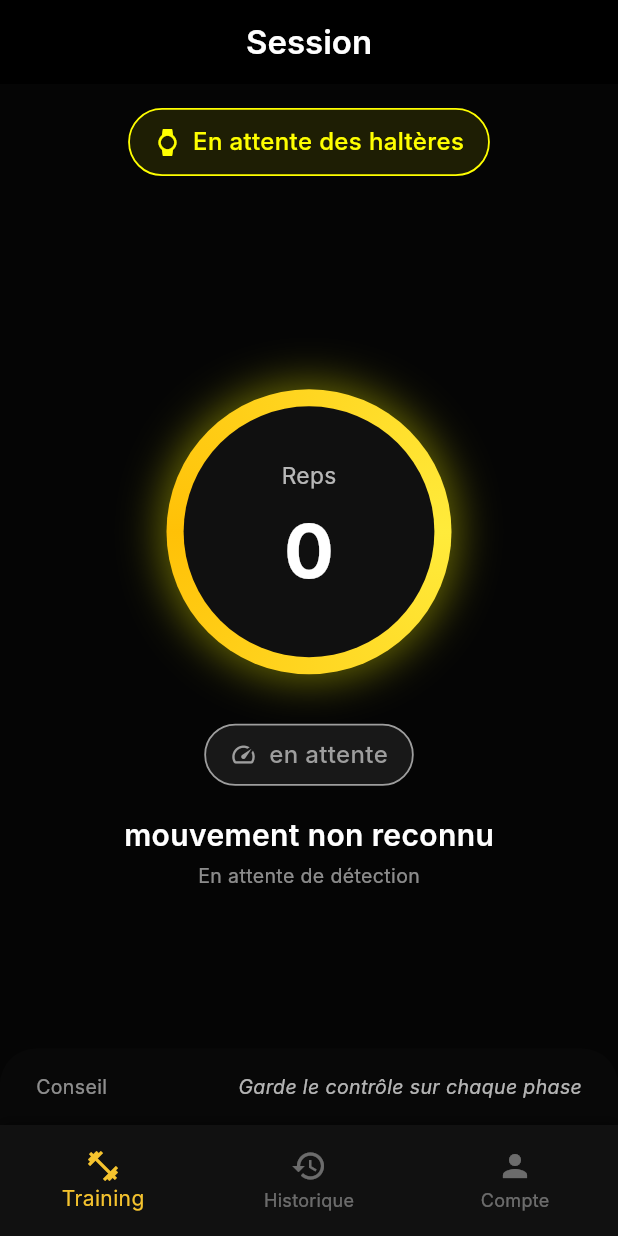
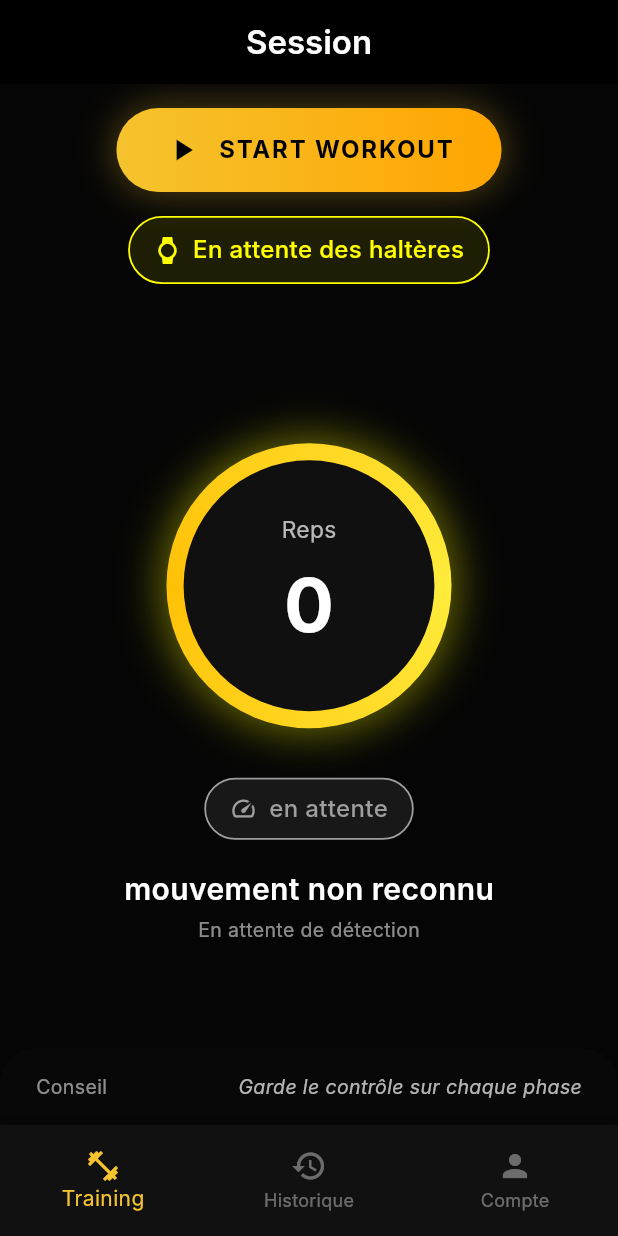
Before and after one commit to Ndor15/GymAI, a Flutter app: the screen it shows after launch, after a tap on "Commencer", on a phone screen of 412 x 824 dp. Run offline on Flutter 3.47's test engine with Material 3 defaults, Android fonts, the phone set to English and light mode, and no system bars; our stand-ins replace flutter_blue_plus; missing offline and left inert: tflite_flutter; Roboto replaces fonts that are missing (Inter).

Commit message:
feat: Ajouter boutons Start/Stop Workout avec timer de séance
Fonctionnalités ajoutées:

1. Contrôle workout dans BLEService:
   - startWorkout(): Démarre scan BLE + timer de session
   - stopWorkout(): Arrête scan + timer + déconnexion
   - Streams: workoutStateStream, sessionDurationStream
   - Timer mis à jour chaque seconde

2. UI améliorée dans training_page:
   - Bouton START WORKOUT (jaune/orange gradient)
   - Bouton STOP WORKOUT (rouge gradient)
   - Timer de session affiché (MM:SS) avec icône
   - Design cohérent avec le thème de l'app
   - Animations et ombres

3. Comportement:
   - Au démarrage: bouton START visible, pas de scan auto
   - Click START: démarre workout + scan BLE + timer
   - Click STOP: arrête tout + déconnecte l'haltère
   - Timer s'affiche uniquement pendant workout actif

L'utilisateur contrôle maintenant complètement quand la séance commence/finit!

```diff
--- a/lib/pages/training_page.dart
+++ b/lib/pages/training_page.dart
@@ -1,3 +1,4 @@
+import 'dart:ui';
 import 'package:flutter/material.dart';
 import 'package:gymai/services/ble_service.dart';
 
@@ -18,7 +19,7 @@ class _TrainingPageState extends State<TrainingPage>
   @override
   void initState() {
     super.initState();
-    ble.start();
+    // Don't auto-start - wait for user to click Start Workout button
 
     pulseController = AnimationController(
       vsync: this,
@@ -57,6 +58,115 @@ class _TrainingPageState extends State<TrainingPage>
       ),
       body: Column(
         children: [
+          const SizedBox(height: 16),
+
+          // Start/Stop Workout Button + Session Timer
+          StreamBuilder<bool>(
+            stream: ble.workoutStateStream,
+            initialData: false,
+            builder: (context, workoutSnapshot) {
+              final isActive = workoutSnapshot.data ?? false;
+
+              return Column(
+                children: [
+                  // Session Timer
+                  if (isActive)
+                    StreamBuilder<Duration>(
+                      stream: ble.sessionDurationStream,
+                      initialData: Duration.zero,
+                      builder: (context, timerSnapshot) {
+                        final duration = timerSnapshot.data ?? Duration.zero;
+                        final minutes = duration.inMinutes.toString().padLeft(2, '0');
+                        final seconds = (duration.inSeconds % 60).toString().padLeft(2, '0');
+
+                        return Container(
+                          margin: const EdgeInsets.symmetric(horizontal: 24),
+                          padding: const EdgeInsets.all(12),
+                          decoration: BoxDecoration(
+                            color: Colors.white.withOpacity(0.05),
+                            borderRadius: BorderRadius.circular(12),
+                          ),
+                          child: Row(
+                            mainAxisAlignment: MainAxisAlignment.center,
+                            children: [
+                              const Icon(
+                                Icons.timer_outlined,
+                                color: Color(0xFFF5C32E),
+                                size: 24,
+                              ),
+                              const SizedBox(width: 8),
+                              Text(
+                                "$minutes:$seconds",
+                                style: const TextStyle(
+                                  color: Color(0xFFF5C32E),
+                                  fontSize: 28,
+                                  fontWeight: FontWeight.w700,
+                                  fontFeatures: [FontFeature.tabularFigures()],
+                                ),
+                              ),
+                            ],
+                          ),
+                        );
+                      },
+                    ),
+
+                  if (isActive) const SizedBox(height: 16),
+
+                  // Start/Stop Button
+                  GestureDetector(
+                    onTap: () {
+                      if (isActive) {
+                        ble.stopWorkout();
+                      } else {
+                        ble.startWorkout();
+                      }
+                    },
+                    child: Container(
+                      margin: const EdgeInsets.symmetric(horizontal: 24),
+                      padding: const EdgeInsets.symmetric(vertical: 16, horizontal: 32),
+                      decoration: BoxDecoration(
+                        borderRadius: BorderRadius.circular(999),
+                        gradient: LinearGradient(
+                          colors: isActive
+                              ? [Colors.red.shade400, Colors.red.shade600]
+                              : [const Color(0xFFF5C32E), const Color(0xFFFFA500)],
+                        ),
+                        boxShadow: [
+                          BoxShadow(
+                            color: (isActive ? Colors.red : const Color(0xFFF5C32E))
+                                .withOpacity(0.3),
+                            blurRadius: 20,
+                            spreadRadius: 2,
+                          ),
+                        ],
+                      ),
+                      child: Row(
+                        mainAxisSize: MainAxisSize.min,
+                        children: [
+                          Icon(
+                            isActive ? Icons.stop : Icons.play_arrow,
+                            color: Colors.black,
+                            size: 24,
+                          ),
+                          const SizedBox(width: 12),
+                          Text(
+                            isActive ? "STOP WORKOUT" : "START WORKOUT",
+                            style: const TextStyle(
+                              color: Colors.black,
+                              fontSize: 16,
+                              fontWeight: FontWeight.w700,
+                              letterSpacing: 1.2,
+                            ),
+                          ),
+                        ],
+                      ),
+                    ),
+                  ),
+                ],
+              );
+            },
+          ),
+
           const SizedBox(height: 16),
 
           // Etat connexion / proximité
--- a/lib/services/ble_service.dart
+++ b/lib/services/ble_service.dart
@@ -59,12 +59,78 @@ class BLEService {
   BluetoothDevice? connectedDevice;
   bool isConnected = false;
 
+  // WORKOUT SESSION
+  bool isWorkoutActive = false;
+  DateTime? workoutStartTime;
+  Timer? sessionTimer;
+  Duration sessionDuration = Duration.zero;
+
+  final _sessionDurationController = StreamController<Duration>.broadcast();
+  Stream<Duration> get sessionDurationStream => _sessionDurationController.stream;
+
+  final _workoutStateController = StreamController<bool>.broadcast();
+  Stream<bool> get workoutStateStream => _workoutStateController.stream;
+
   // --------------------------------------------------
-  // START
+  // WORKOUT CONTROL
+  // --------------------------------------------------
+  void startWorkout() {
+    if (isWorkoutActive) return;
+
+    print("🏋️ Starting workout session...");
+    isWorkoutActive = true;
+    workoutStartTime = DateTime.now();
+    sessionDuration = Duration.zero;
+    _workoutStateController.add(true);
+
+    // Start session timer (update every second)
+    sessionTimer = Timer.periodic(const Duration(seconds: 1), (_) {
+      if (workoutStartTime != null) {
+        sessionDuration = DateTime.now().difference(workoutStartTime!);
+        _sessionDurationController.add(sessionDuration);
+      }
+    });
+
+    // Initialize AI and start BLE scan
+    _initAI();
+    _scanLoop();
+  }
+
+  void stopWorkout() {
+    if (!isWorkoutActive) return;
+
+    print("🛑 Stopping workout session...");
+    isWorkoutActive = false;
+    _workoutStateController.add(false);
+
+    // Stop session timer
+    sessionTimer?.cancel();
+    sessionTimer = null;
+
+    // Stop BLE scan
+    scanTimer?.cancel();
+    scanTimer = null;
+    FlutterBluePlus.stopScan();
+
+    // Disconnect if connected
+    if (isConnected && connectedDevice != null) {
+      connectedDevice!.disconnect();
+    }
+
+    print("✓ Workout stopped. Duration: ${_formatDuration(sessionDuration)}");
+  }
+
+  String _formatDuration(Duration d) {
+    String twoDigits(int n) => n.toString().padLeft(2, '0');
+    return "${twoDigits(d.inMinutes)}:${twoDigits(d.inSeconds.remainder(60))}";
+  }
+
+  // --------------------------------------------------
+  // START (deprecated - use startWorkout instead)
   // --------------------------------------------------
   void start() {
-    _initAI();
-    _scanLoop();
+    // Keep for backward compatibility but prefer startWorkout()
+    startWorkout();
   }
 
   Future<void> _initAI() async {
```
